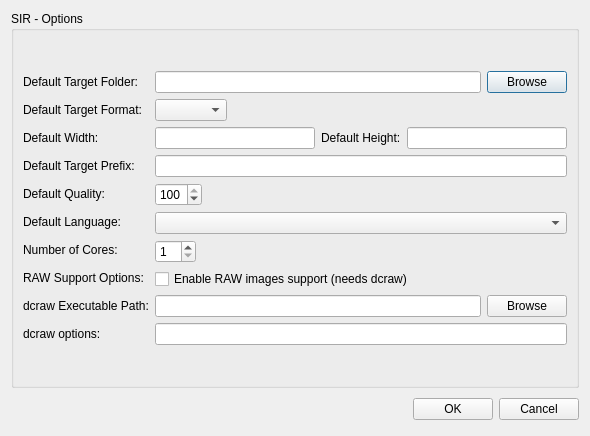
This is dialogs/optionsdialog.ui in marek629/SIR as Qt 5 draws it before an edit. The edited form follows.
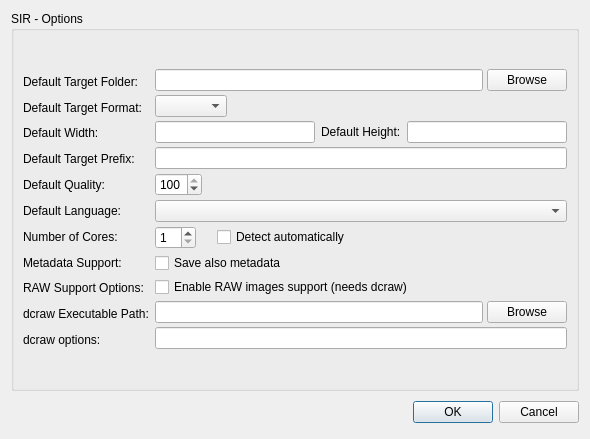
This is the edited form.

Commit message: added: metadata support, auto-detect cores count; Polish translation updated

The edit to the form file:
```diff
--- a/dialogs/optionsdialog.ui
+++ b/dialogs/optionsdialog.ui
@@ -10,27 +10,73 @@
     <x>0</x>
     <y>0</y>
     <width>590</width>
-    <height>436</height>
+    <height>439</height>
    </rect>
   </property>
   <property name="windowTitle">
    <string>Sir - Configure Options</string>
   </property>
   <layout class="QGridLayout" name="gridLayout">
-   <item row="0" column="0">
+   <item row="2" column="0">
+    <layout class="QHBoxLayout" name="buttons_laytou">
+     <property name="spacing">
+      <number>6</number>
+     </property>
+     <property name="margin">
+      <number>0</number>
+     </property>
+     <item>
+      <spacer name="spacer_buttons">
+       <property name="orientation">
+        <enum>Qt::Horizontal</enum>
+       </property>
+       <property name="sizeHint" stdset="0">
+        <size>
+         <width>131</width>
+         <height>31</height>
+        </size>
+       </property>
+      </spacer>
+     </item>
+     <item>
+      <widget class="QPushButton" name="okButton">
+       <property name="text">
+        <string>OK</string>
+       </property>
+      </widget>
+     </item>
+     <item>
+      <widget class="QPushButton" name="cancelButton">
+       <property name="text">
+        <string>Cancel</string>
+       </property>
+      </widget>
+     </item>
+    </layout>
+   </item>
+   <item row="1" column="0">
     <widget class="QGroupBox" name="groupBox">
      <property name="title">
       <string>SIR - Options</string>
      </property>
      <layout class="QGridLayout" name="gridLayout_2">
-      <item row="0" column="0">
+      <item row="7" column="0">
        <layout class="QHBoxLayout" name="horizontalLayout_2">
         <item>
          <layout class="QVBoxLayout" name="boxLayout2">
           <property name="spacing">
-           <number>6</number>
+           <number>7</number>
           </property>
-          <property name="margin">
+          <property name="leftMargin">
+           <number>0</number>
+          </property>
+          <property name="topMargin">
+           <number>3</number>
+          </property>
+          <property name="rightMargin">
+           <number>0</number>
+          </property>
+          <property name="bottomMargin">
            <number>0</number>
           </property>
           <item>
@@ -82,6 +128,16 @@
             </property>
            </widget>
           </item>
+          <item>
+           <widget class="QLabel" name="metadataLabel">
+            <property name="text">
+             <string>Metadata Support:</string>
+            </property>
+            <property name="margin">
+             <number>0</number>
+            </property>
+           </widget>
+          </item>
           <item>
            <widget class="QLabel" name="label_8">
             <property name="text">
@@ -108,7 +164,7 @@
         <item>
          <layout class="QVBoxLayout" name="boxLayout">
           <property name="spacing">
-           <number>6</number>
+           <number>4</number>
           </property>
           <property name="margin">
            <number>0</number>
@@ -241,6 +297,29 @@
               <property name="orientation">
                <enum>Qt::Horizontal</enum>
               </property>
+              <property name="sizeType">
+               <enum>QSizePolicy::Fixed</enum>
+              </property>
+              <property name="sizeHint" stdset="0">
+               <size>
+                <width>15</width>
+                <height>20</height>
+               </size>
+              </property>
+             </spacer>
+            </item>
+            <item>
+             <widget class="QCheckBox" name="coresCheckBox">
+              <property name="text">
+               <string>Detect automatically</string>
+              </property>
+             </widget>
+            </item>
+            <item>
+             <spacer name="spacer_cores_2">
+              <property name="orientation">
+               <enum>Qt::Horizontal</enum>
+              </property>
               <property name="sizeHint" stdset="0">
                <size>
                 <width>40</width>
@@ -252,11 +331,28 @@
            </layout>
           </item>
           <item>
-           <widget class="QCheckBox" name="rawCheckBox">
-            <property name="text">
-             <string>Enable RAW images support (needs dcraw)</string>
+           <layout class="QVBoxLayout" name="verticalLayout">
+            <property name="topMargin">
+             <number>0</number>
             </property>
-           </widget>
+            <item>
+             <widget class="QCheckBox" name="metadataCheckBox">
+              <property name="toolTip">
+               <string>EXIF, IPTC and XMP supported</string>
+              </property>
+              <property name="text">
+               <string>Save also metadata</string>
+              </property>
+             </widget>
+            </item>
+            <item>
+             <widget class="QCheckBox" name="rawCheckBox">
+              <property name="text">
+               <string>Enable RAW images support (needs dcraw)</string>
+              </property>
+             </widget>
+            </item>
+           </layout>
           </item>
           <item>
            <layout class="QHBoxLayout" name="targetFolderLayout_2">
@@ -282,43 +378,6 @@
      </layout>
     </widget>
    </item>
-   <item row="1" column="0">
-    <layout class="QHBoxLayout" name="buttons_laytou">
-     <property name="spacing">
-      <number>6</number>
-     </property>
-     <property name="margin">
-      <number>0</number>
-     </property>
-     <item>
-      <spacer name="spacer_buttons">
-       <property name="orientation">
-        <enum>Qt::Horizontal</enum>
-       </property>
-       <property name="sizeHint" stdset="0">
-        <size>
-         <width>131</width>
-         <height>31</height>
-        </size>
-       </property>
-      </spacer>
-     </item>
-     <item>
-      <widget class="QPushButton" name="okButton">
-       <property name="text">
-        <string>OK</string>
-       </property>
-      </widget>
-     </item>
-     <item>
-      <widget class="QPushButton" name="cancelButton">
-       <property name="text">
-        <string>Cancel</string>
-       </property>
-      </widget>
-     </item>
-    </layout>
-   </item>
   </layout>
  </widget>
  <tabstops>
```
Left out of the diff: 1 changed line with no effect on the pictures. The commit also changes 25 other files.
